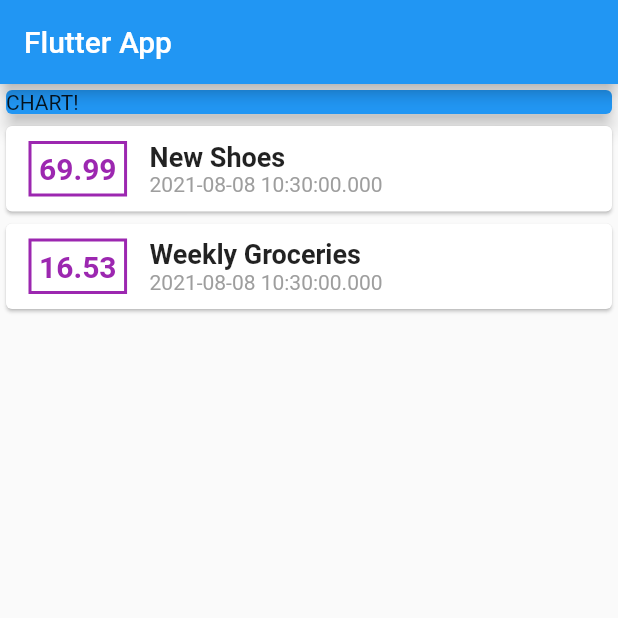
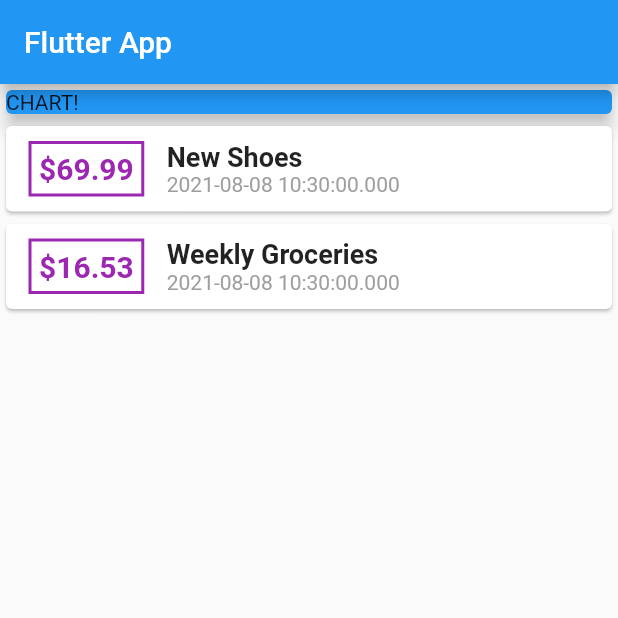
Before and after one commit to ExpertKiD/flutter_complete_guide, a Flutter app: the screen it shows after launch, on a phone screen of 412 x 824 dp, the top half of it. Run offline on Flutter 3.47's test engine with Material 2 defaults, Android fonts, the phone set to English and light mode, and no system bars.

Commit message:
Add $ sign to price

```diff
--- a/lib/main.dart
+++ b/lib/main.dart
@@ -62,7 +62,7 @@ class MyHomePage extends StatelessWidget {
                         border: Border.all(color: Colors.purple, width: 2),
                       ),
                       child: Text(
-                        tx.amount.toString(),
+                        '${'\$' + tx.amount.toStringAsFixed(2)}',
                         style: TextStyle(
                           fontWeight: FontWeight.bold,
                           fontSize: 20,
```
